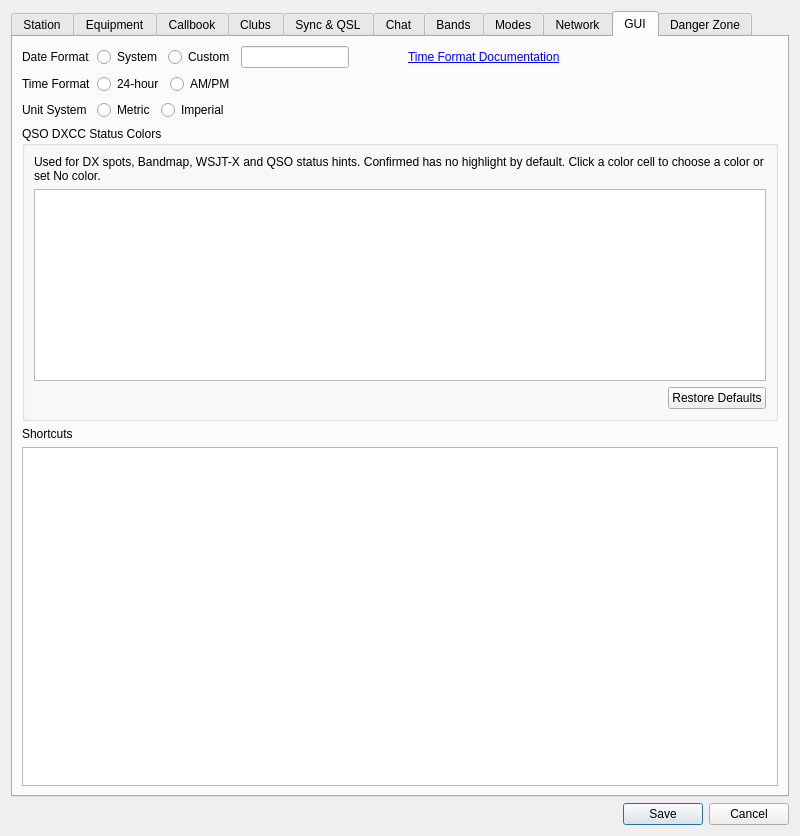
The window that ui/SettingsDialog.ui (aa5sh/QLog) describes before a commit, drawn with Qt 5.
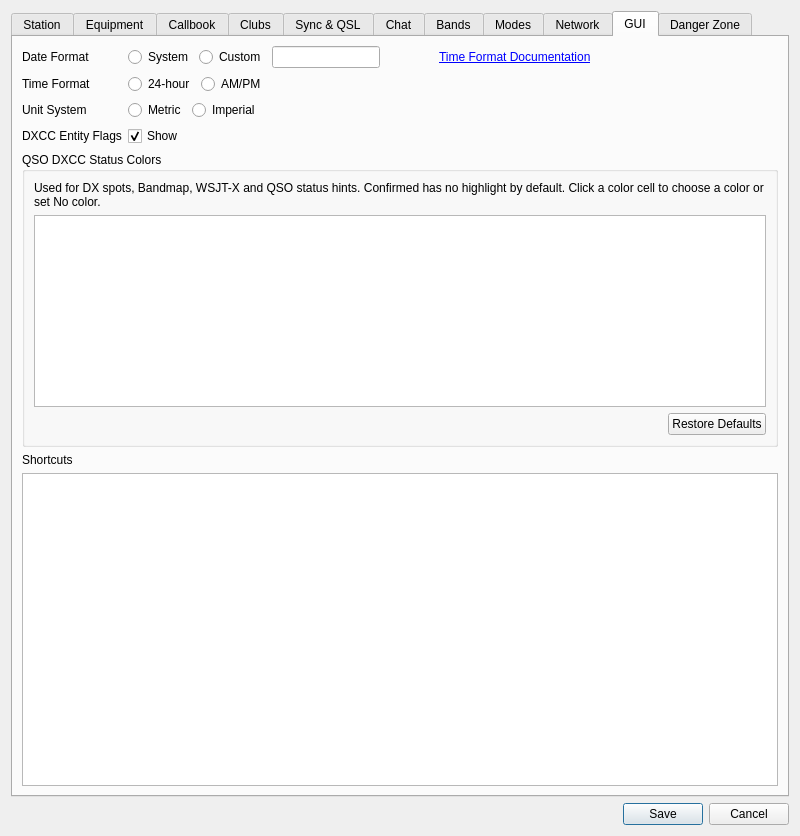
The same window after the commit. The open tabs and pages were chosen to show the change. Icons and pictures are not drawn. Custom widgets are drawn as their Qt base class.

Commit message: Fixed #1129 - Settings - Added an option to hide DXCC entity flags

```diff
--- a/ui/SettingsDialog.ui
+++ b/ui/SettingsDialog.ui
@@ -5115,6 +5115,26 @@
            </item>
           </layout>
          </item>
+         <item row="3" column="0">
+          <widget class="QLabel" name="dxccFlagsLabel">
+           <property name="text">
+            <string>DXCC Entity Flags</string>
+           </property>
+          </widget>
+         </item>
+         <item row="3" column="1">
+          <widget class="QCheckBox" name="showDxccFlagsCheckBox">
+           <property name="toolTip">
+            <string>Show DXCC entity flags</string>
+           </property>
+           <property name="text">
+            <string>Show</string>
+           </property>
+           <property name="checked">
+            <bool>true</bool>
+           </property>
+          </widget>
+         </item>
         </layout>
        </item>
        <item>
```
Left out of the diff: 2 changed lines with no effect on the pictures. The commit also changes 10 other files.
